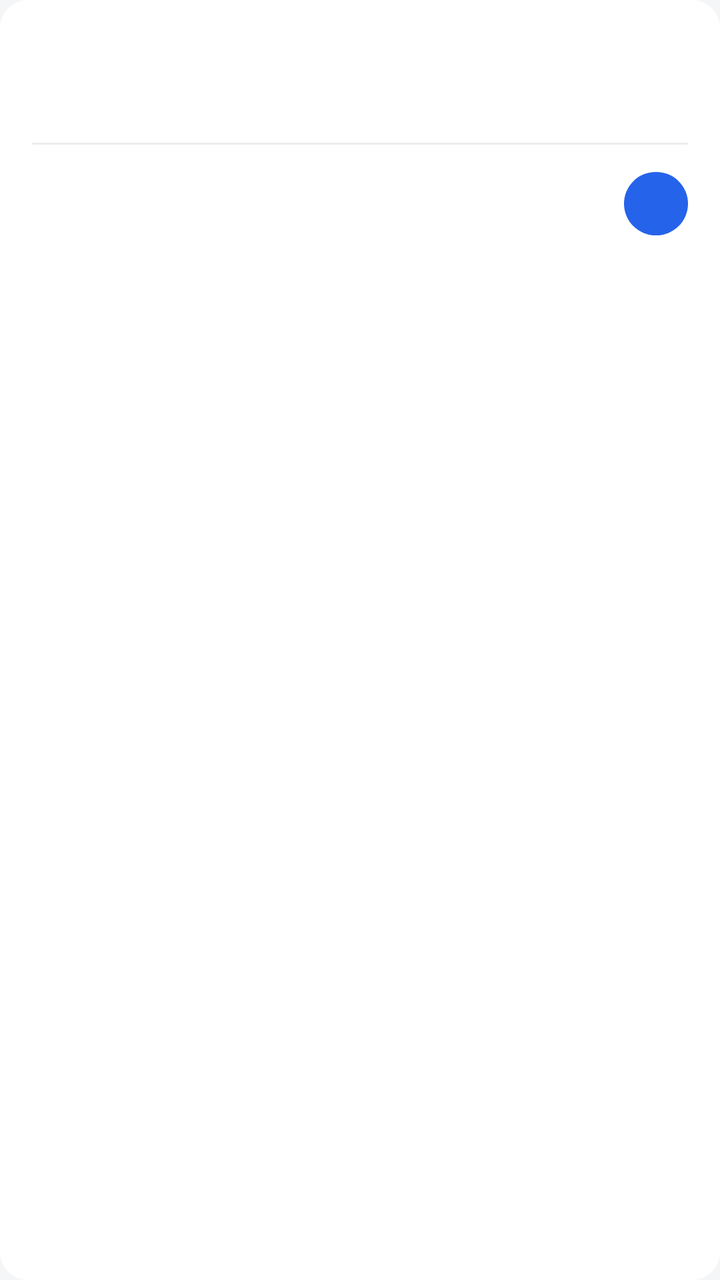
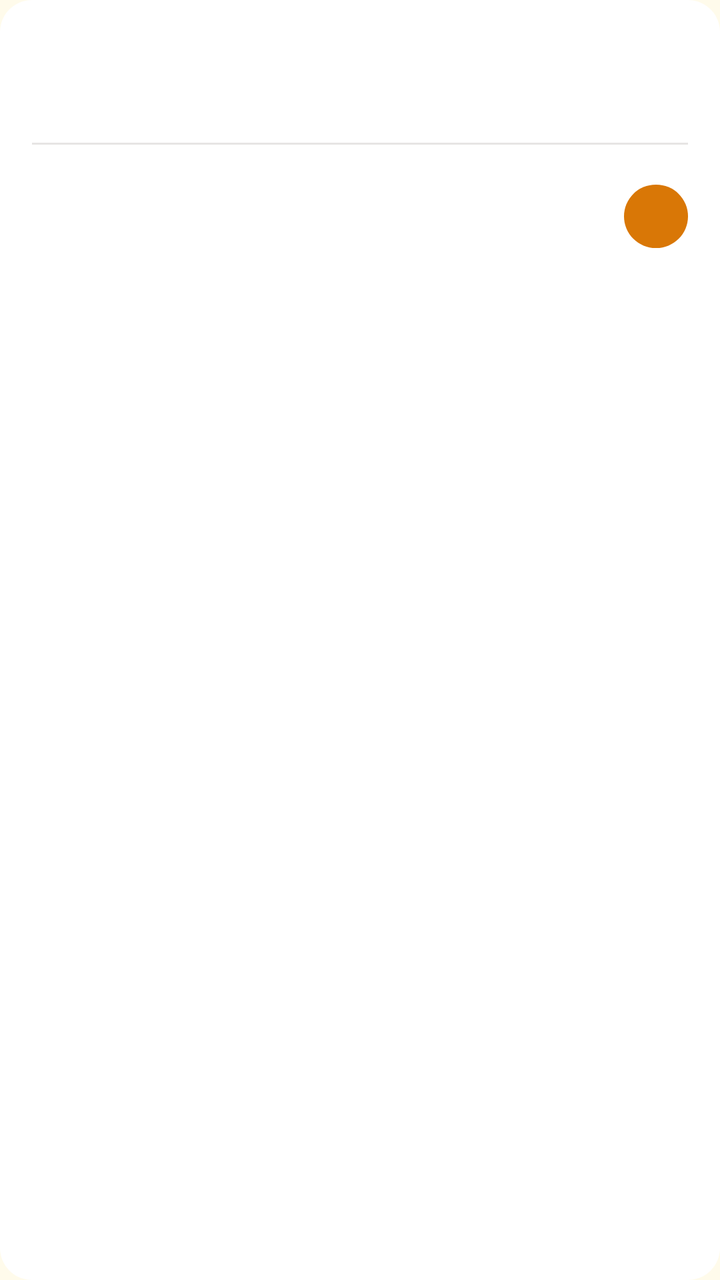

Before-and-after screenshots of an Android layout around one commit, followed by the original layout XML and the change that was made.
<!-- AndroidManifest.xml: application theme Theme.SmartNa -->
<!-- res/layout/item_user_task.xml -->
<?xml version="1.0" encoding="utf-8"?>
<LinearLayout xmlns:android="http://schemas.android.com/apk/res/android"
    android:layout_width="match_parent"
    android:layout_height="wrap_content"
    android:layout_marginBottom="12dp"
    android:background="@drawable/bg_card"
    android:orientation="vertical"
    android:padding="16dp">

    <TextView
        android:id="@+id/tvTitle"
        android:layout_width="match_parent"
        android:layout_height="wrap_content"
        android:ellipsize="end"
        android:maxLines="1"
        android:textColor="@color/text_dark"
        android:textSize="16sp"
        android:textStyle="bold" />

    <TextView
        android:id="@+id/tvScene"
        android:layout_width="match_parent"
        android:layout_height="wrap_content"
        android:layout_marginTop="4dp"
        android:textColor="@color/text_gray"
        android:textSize="13sp" />

    <View
        android:layout_width="match_parent"
        android:layout_height="1dp"
        android:layout_marginTop="12dp"
        android:background="@color/divider_gray" />

    <LinearLayout
        android:layout_width="match_parent"
        android:layout_height="wrap_content"
        android:layout_marginTop="12dp"
        android:gravity="center_vertical"
        android:orientation="horizontal">

        <LinearLayout
            android:layout_width="0dp"
            android:layout_height="wrap_content"
            android:layout_weight="1"
            android:orientation="vertical">

            <TextView
                android:id="@+id/tvHint"
                android:layout_width="wrap_content"
                android:layout_height="wrap_content"
                android:textColor="@color/text_gray"
                android:textSize="12sp" />

            <LinearLayout
                android:layout_width="wrap_content"
                android:layout_height="wrap_content"
                android:layout_marginTop="4dp"
                android:orientation="horizontal">

                <TextView
                    android:id="@+id/tvSettle"
                    android:layout_width="wrap_content"
                    android:layout_height="wrap_content"
                    android:textColor="@color/text_gray"
                    android:textSize="11sp" />

                <TextView
                    android:id="@+id/tvDuration"
                    android:layout_width="wrap_content"
                    android:layout_height="wrap_content"
                    android:layout_marginStart="8dp"
                    android:textColor="@color/text_gray"
                    android:textSize="11sp" />
            </LinearLayout>
        </LinearLayout>

        <TextView
            android:id="@+id/btnAction"
            android:layout_width="wrap_content"
            android:layout_height="wrap_content"
            android:background="@drawable/bg_btn_primary"
            android:paddingStart="16dp"
            android:paddingEnd="16dp"
            android:paddingTop="7dp"
            android:paddingBottom="7dp"
            android:textColor="@color/card_white"
            android:textSize="13sp"
            android:textStyle="bold" />
    </LinearLayout>
</LinearLayout>
<!-- resources referenced by this layout -->
<resources>
  <color name="card_white">#FFFFFF</color>
  <color name="divider_gray">#ECEDEF</color>
  <color name="text_dark">#17181A</color>
  <color name="text_gray">#9A9FA5</color>
  <!-- drawable bg_btn_primary (drawable) -->
  <?xml version="1.0" encoding="utf-8"?>
  <shape xmlns:android="http://schemas.android.com/apk/res/android">
      <solid android:color="?attr/colorPrimary" />
      <corners android:radius="50dp" />
  </shape>
  <!-- drawable bg_card (drawable) -->
  <?xml version="1.0" encoding="utf-8"?>
  <shape xmlns:android="http://schemas.android.com/apk/res/android">
      <solid android:color="@color/card_white" />
      <corners android:radius="14dp" />
  </shape>
  <style name="Theme.SmartNa" parent="Theme.MaterialComponents.Light.NoActionBar">
          <item name="colorPrimary">@color/blue_primary</item>
          <item name="colorPrimaryVariant">@color/blue_deep</item>
          <item name="colorOnPrimary">@color/white</item>
          <item name="colorSecondary">@color/blue_primary</item>
          <item name="colorSecondaryVariant">@color/blue_deep</item>
          <item name="colorOnSecondary">@color/white</item>
          <item name="android:statusBarColor">@color/bg_gray</item>
          <item name="android:windowLightStatusBar">true</item>
          <item name="android:windowBackground">@color/bg_gray</item>
          <item name="android:navigationBarColor">@color/card_white</item>
          <item name="android:textColorPrimary">@color/text_dark</item>
          <item name="bottomNavigationStyle">@style/Widget.SmartNa.BottomNav</item>
      </style>
  <color name="blue_primary">#2563EB</color>
  <color name="blue_deep">#1D4ED8</color>
  <color name="white">#FFFFFFFF</color>
  <color name="bg_gray">#F5F6F7</color>
  <style name="Widget.SmartNa.BottomNav" parent="Widget.MaterialComponents.BottomNavigationView">
          <item name="itemIconTint">@color/selector_tab_color</item>
          <item name="itemTextColor">@color/selector_tab_color</item>
          <item name="elevation">0dp</item>
          <item name="backgroundTint">@color/card_white</item>
          <item name="labelVisibilityMode">labeled</item>
          <item name="itemRippleColor">@android:color/transparent</item>
      </style>
</resources>

<!-- the commit's change to res/layout/item_user_task.xml (unified diff, before → after) -->
@@ -74,17 +74,39 @@
             </LinearLayout>
         </LinearLayout>
 
-        <TextView
-            android:id="@+id/btnAction"
+        <LinearLayout
             android:layout_width="wrap_content"
             android:layout_height="wrap_content"
-            android:background="@drawable/bg_btn_primary"
-            android:paddingStart="16dp"
-            android:paddingEnd="16dp"
-            android:paddingTop="7dp"
-            android:paddingBottom="7dp"
-            android:textColor="@color/card_white"
-            android:textSize="13sp"
-            android:textStyle="bold" />
+            android:gravity="end"
+            android:orientation="vertical">
+
+            <TextView
+                android:id="@+id/btnSecondary"
+                android:layout_width="wrap_content"
+                android:layout_height="wrap_content"
+                android:background="@drawable/bg_btn_outline"
+                android:paddingStart="14dp"
+                android:paddingTop="7dp"
+                android:paddingEnd="14dp"
+                android:paddingBottom="7dp"
+                android:textColor="@color/text_dark"
+                android:textSize="13sp"
+                android:textStyle="bold"
+                android:visibility="gone" />
+
+            <TextView
+                android:id="@+id/btnAction"
+                android:layout_width="wrap_content"
+                android:layout_height="wrap_content"
+                android:layout_marginTop="8dp"
+                android:background="@drawable/bg_btn_primary"
+                android:paddingStart="16dp"
+                android:paddingEnd="16dp"
+                android:paddingTop="7dp"
+                android:paddingBottom="7dp"
+                android:textColor="@color/card_white"
+                android:textSize="13sp"
+                android:textStyle="bold" />
+        </LinearLayout>
     </LinearLayout>
 </LinearLayout>
<!-- resource entries referenced after the edit -->
@@ -1,39 +1,50 @@
 <!-- resources referenced by this layout -->
 <resources>
-  <color name="card_white">#FFFFFF</color>
-  <color name="divider_gray">#ECEDEF</color>
-  <color name="text_dark">#17181A</color>
-  <color name="text_gray">#9A9FA5</color>
+  <color name="card_white">@color/surface_card</color>
+  <color name="divider_gray">@color/border_default</color>
+  <color name="text_dark">@color/text_primary</color>
+  <color name="text_gray">@color/text_secondary</color>
+  <!-- drawable bg_btn_outline (drawable) -->
+  <?xml version="1.0" encoding="utf-8"?>
+  <shape xmlns:android="http://schemas.android.com/apk/res/android">
+      <solid android:color="@color/card_white" />
+      <corners android:radius="50dp" />
+      <stroke android:width="1dp" android:color="@color/divider_gray" />
+  </shape>
   <!-- drawable bg_btn_primary (drawable) -->
   <?xml version="1.0" encoding="utf-8"?>
   <shape xmlns:android="http://schemas.android.com/apk/res/android">
-      <solid android:color="?attr/colorPrimary" />
-      <corners android:radius="50dp" />
+      <solid android:color="@color/brand_primary" />
+      <corners android:radius="24dp" />
   </shape>
   <!-- drawable bg_card (drawable) -->
   <?xml version="1.0" encoding="utf-8"?>
   <shape xmlns:android="http://schemas.android.com/apk/res/android">
       <solid android:color="@color/card_white" />
-      <corners android:radius="14dp" />
+      <corners android:radius="16dp" />
   </shape>
   <style name="Theme.SmartNa" parent="Theme.MaterialComponents.Light.NoActionBar">
-          <item name="colorPrimary">@color/blue_primary</item>
-          <item name="colorPrimaryVariant">@color/blue_deep</item>
+          <item name="colorPrimary">@color/brand_primary</item>
+          <item name="colorPrimaryVariant">@color/brand_primary_active</item>
           <item name="colorOnPrimary">@color/white</item>
-          <item name="colorSecondary">@color/blue_primary</item>
-          <item name="colorSecondaryVariant">@color/blue_deep</item>
+          <item name="colorSecondary">@color/brand_primary</item>
+          <item name="colorSecondaryVariant">@color/brand_primary_active</item>
           <item name="colorOnSecondary">@color/white</item>
-          <item name="android:statusBarColor">@color/bg_gray</item>
+          <item name="android:statusBarColor">@color/bg_page</item>
           <item name="android:windowLightStatusBar">true</item>
-          <item name="android:windowBackground">@color/bg_gray</item>
+          <item name="android:windowBackground">@color/bg_page</item>
           <item name="android:navigationBarColor">@color/card_white</item>
           <item name="android:textColorPrimary">@color/text_dark</item>
           <item name="bottomNavigationStyle">@style/Widget.SmartNa.BottomNav</item>
       </style>
-  <color name="blue_primary">#2563EB</color>
-  <color name="blue_deep">#1D4ED8</color>
+  <color name="surface_card">#FFFFFF</color>
+  <color name="border_default">#E7E5E4</color>
+  <color name="text_primary">#1C1917</color>
+  <color name="text_secondary">#57534E</color>
+  <color name="brand_primary">#D97706</color>
+  <color name="brand_primary_active">#B45309</color>
   <color name="white">#FFFFFFFF</color>
-  <color name="bg_gray">#F5F6F7</color>
+  <color name="bg_page">#FFFBEB</color>
   <style name="Widget.SmartNa.BottomNav" parent="Widget.MaterialComponents.BottomNavigationView">
           <item name="itemIconTint">@color/selector_tab_color</item>
           <item name="itemTextColor">@color/selector_tab_color</item>
